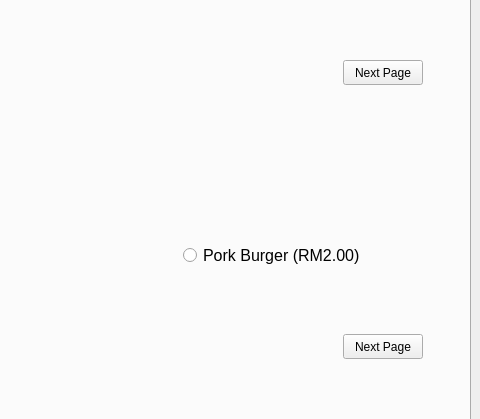
The window that q3gui/form.ui (ychoon94/python-gui) describes before a commit, drawn with Qt 5; both pictures show x 139 to 619 and y 182 to 601 of the 619 by 872 pixel window.
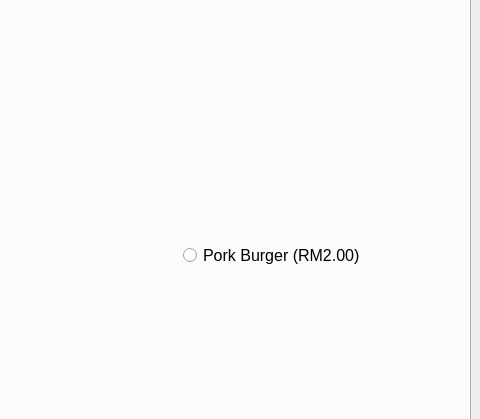
The same window after the commit. Icons and pictures are not drawn.

```diff
--- a/q3gui/form.ui
+++ b/q3gui/form.ui
@@ -88,21 +88,7 @@
             </widget>
            </item>
            <item>
-            <widget class="QWidget" name="widget_79" native="true">
-             <widget class="QPushButton" name="NextPagePB">
-              <property name="geometry">
-               <rect>
-                <x>160</x>
-                <y>60</y>
-                <width>80</width>
-                <height>25</height>
-               </rect>
-              </property>
-              <property name="text">
-               <string>Next Page</string>
-              </property>
-             </widget>
-            </widget>
+            <widget class="QWidget" name="widget_79" native="true"/>
            </item>
           </layout>
          </widget>
@@ -278,21 +264,7 @@
             </widget>
            </item>
            <item>
-            <widget class="QWidget" name="widget_31" native="true">
-             <widget class="QPushButton" name="NextPageCB">
-              <property name="geometry">
-               <rect>
-                <x>160</x>
-                <y>50</y>
-                <width>80</width>
-                <height>25</height>
-               </rect>
-              </property>
-              <property name="text">
-               <string>Next Page</string>
-              </property>
-             </widget>
-            </widget>
+            <widget class="QWidget" name="widget_31" native="true"/>
            </item>
           </layout>
          </widget>
```
Left out of the diff: 12 changed lines with no effect on the pictures.
